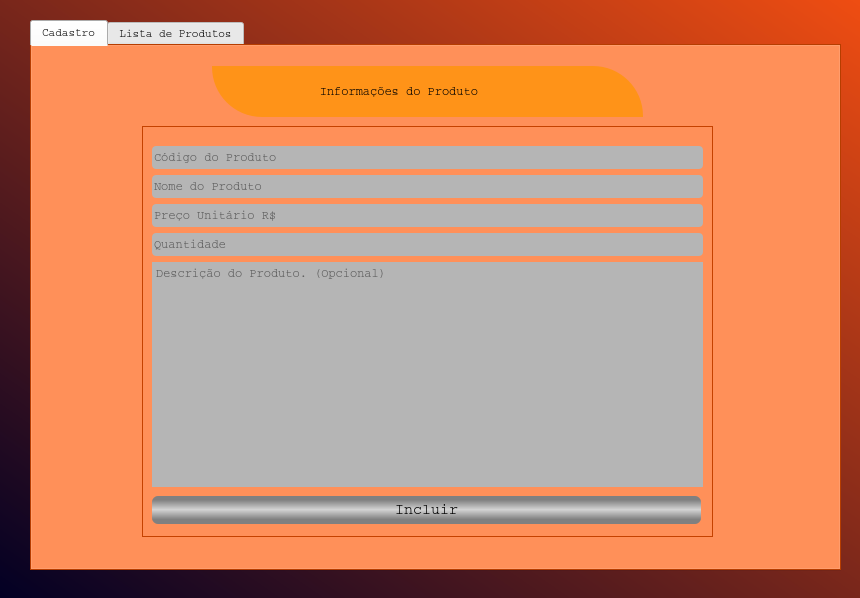
First picture: the form in AdicionarProdutos.ui, repository ElielLucas/IventoryControl, before the edit.
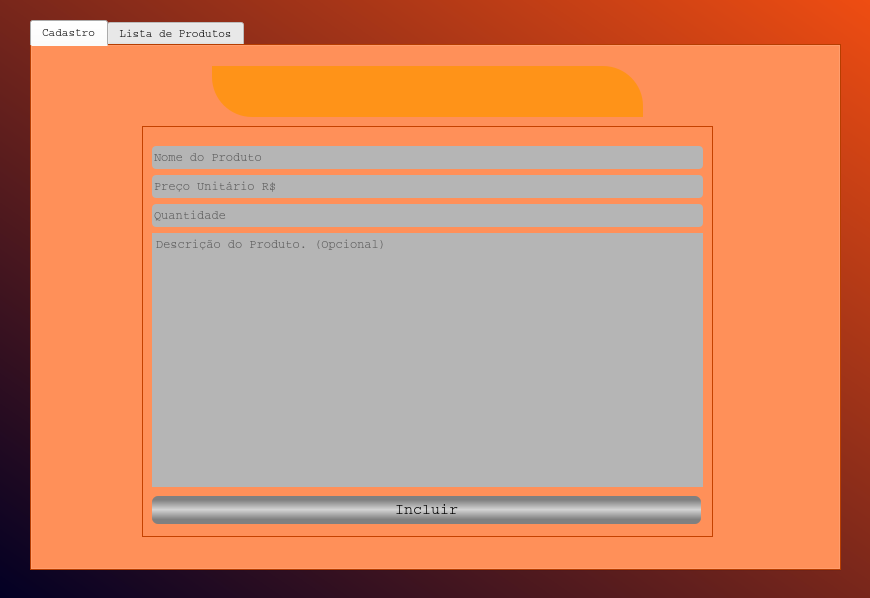
Second picture: the form after the edit. The open tabs and pages were chosen to show the change. Icons and pictures are not drawn.

```diff
--- a/AdicionarProdutos.ui
+++ b/AdicionarProdutos.ui
@@ -9,13 +9,13 @@
    <rect>
     <x>0</x>
     <y>0</y>
-    <width>860</width>
+    <width>870</width>
     <height>598</height>
    </rect>
   </property>
   <property name="maximumSize">
    <size>
-    <width>860</width>
+    <width>870</width>
     <height>598</height>
    </size>
   </property>
@@ -657,6 +657,12 @@
      <height>551</height>
     </rect>
    </property>
+   <property name="maximumSize">
+    <size>
+     <width>811</width>
+     <height>551</height>
+    </size>
+   </property>
    <property name="palette">
     <palette>
      <active>
@@ -1646,464 +1652,6 @@
         <layout class="QVBoxLayout" name="verticalLayout_5">
          <item>
           <layout class="QVBoxLayout" name="verticalLayout_2">
-           <item>
-            <layout class="QHBoxLayout" name="horizontalLayout_5">
-             <item>
-              <widget class="QLineEdit" name="txtCodigoIncluir">
-               <property name="palette">
-                <palette>
-                 <active>
-                  <colorrole role="WindowText">
-                   <brush brushstyle="SolidPattern">
-                    <color alpha="255">
-                     <red>0</red>
-                     <green>0</green>
-                     <blue>0</blue>
-                    </color>
-                   </brush>
-                  </colorrole>
-                  <colorrole role="Button">
-                   <brush brushstyle="SolidPattern">
-                    <color alpha="255">
-                     <red>181</red>
-                     <green>181</green>
-                     <blue>181</blue>
-                    </color>
-                   </brush>
-                  </colorrole>
-                  <colorrole role="Light">
-                   <brush brushstyle="SolidPattern">
-                    <color alpha="255">
-                     <red>255</red>
-                     <green>255</green>
-                     <blue>255</blue>
-                    </color>
-                   </brush>
-                  </colorrole>
-                  <colorrole role="Midlight">
-                   <brush brushstyle="SolidPattern">
-                    <color alpha="255">
-                     <red>255</red>
-                     <green>255</green>
-                     <blue>255</blue>
-                    </color>
-                   </brush>
-                  </colorrole>
-                  <colorrole role="Dark">
-                   <brush brushstyle="SolidPattern">
-                    <color alpha="255">
-                     <red>127</red>
-                     <green>127</green>
-                     <blue>127</blue>
-                    </color>
-                   </brush>
-                  </colorrole>
-                  <colorrole role="Mid">
-                   <brush brushstyle="SolidPattern">
-                    <color alpha="255">
-                     <red>170</red>
-                     <green>170</green>
-                     <blue>170</blue>
-                    </color>
-                   </brush>
-                  </colorrole>
-                  <colorrole role="Text">
-                   <brush brushstyle="SolidPattern">
-                    <color alpha="255">
-                     <red>0</red>
-                     <green>0</green>
-                     <blue>0</blue>
-                    </color>
-                   </brush>
-                  </colorrole>
-                  <colorrole role="BrightText">
-                   <brush brushstyle="SolidPattern">
-                    <color alpha="255">
-                     <red>255</red>
-                     <green>255</green>
-                     <blue>255</blue>
-                    </color>
-                   </brush>
-                  </colorrole>
-                  <colorrole role="ButtonText">
-                   <brush brushstyle="SolidPattern">
-                    <color alpha="255">
-                     <red>0</red>
-                     <green>0</green>
-                     <blue>0</blue>
-                    </color>
-                   </brush>
-                  </colorrole>
-                  <colorrole role="Base">
-                   <brush brushstyle="SolidPattern">
-                    <color alpha="255">
-                     <red>181</red>
-                     <green>181</green>
-                     <blue>181</blue>
-                    </color>
-                   </brush>
-                  </colorrole>
-                  <colorrole role="Window">
-                   <brush brushstyle="SolidPattern">
-                    <color alpha="255">
-                     <red>181</red>
-                     <green>181</green>
-                     <blue>181</blue>
-                    </color>
-                   </brush>
-                  </colorrole>
-                  <colorrole role="Shadow">
-                   <brush brushstyle="SolidPattern">
-                    <color alpha="255">
-                     <red>0</red>
-                     <green>0</green>
-                     <blue>0</blue>
-                    </color>
-                   </brush>
-                  </colorrole>
-                  <colorrole role="AlternateBase">
-                   <brush brushstyle="SolidPattern">
-                    <color alpha="255">
-                     <red>255</red>
-                     <green>255</green>
-                     <blue>255</blue>
-                    </color>
-                   </brush>
-                  </colorrole>
-                  <colorrole role="ToolTipBase">
-                   <brush brushstyle="SolidPattern">
-                    <color alpha="255">
-                     <red>255</red>
-                     <green>255</green>
-                     <blue>220</blue>
-                    </color>
-                   </brush>
-                  </colorrole>
-                  <colorrole role="ToolTipText">
-                   <brush brushstyle="SolidPattern">
-                    <color alpha="255">
-                     <red>0</red>
-                     <green>0</green>
-                     <blue>0</blue>
-                    </color>
-                   </brush>
-                  </colorrole>
-                  <colorrole role="PlaceholderText">
-                   <brush brushstyle="SolidPattern">
-                    <color alpha="128">
-                     <red>0</red>
-                     <green>0</green>
-                     <blue>0</blue>
-                    </color>
-                   </brush>
-                  </colorrole>
-                 </active>
-                 <inactive>
-                  <colorrole role="WindowText">
-                   <brush brushstyle="SolidPattern">
-                    <color alpha="255">
-                     <red>0</red>
-                     <green>0</green>
-                     <blue>0</blue>
-                    </color>
-                   </brush>
-                  </colorrole>
-                  <colorrole role="Button">
-                   <brush brushstyle="SolidPattern">
-                    <color alpha="255">
-                     <red>181</red>
-                     <green>181</green>
-                     <blue>181</blue>
-                    </color>
-                   </brush>
-                  </colorrole>
-                  <colorrole role="Light">
-                   <brush brushstyle="SolidPattern">
-                    <color alpha="255">
-                     <red>255</red>
-                     <green>255</green>
-                     <blue>255</blue>
-                    </color>
-                   </brush>
-                  </colorrole>
-                  <colorrole role="Midlight">
-                   <brush brushstyle="SolidPattern">
-                    <color alpha="255">
-                     <red>255</red>
-                     <green>255</green>
-                     <blue>255</blue>
-                    </color>
-                   </brush>
-                  </colorrole>
-                  <colorrole role="Dark">
-                   <brush brushstyle="SolidPattern">
-                    <color alpha="255">
-                     <red>127</red>
-                     <green>127</green>
-                     <blue>127</blue>
-                    </color>
-                   </brush>
-                  </colorrole>
-                  <colorrole role="Mid">
-                   <brush brushstyle="SolidPattern">
-                    <color alpha="255">
-                     <red>170</red>
-                     <green>170</green>
-                     <blue>170</blue>
-                    </color>
-                   </brush>
-                  </colorrole>
-                  <colorrole role="Text">
-                   <brush brushstyle="SolidPattern">
-                    <color alpha="255">
-                     <red>0</red>
-                     <green>0</green>
-                     <blue>0</blue>
-                    </color>
-                   </brush>
-                  </colorrole>
-                  <colorrole role="BrightText">
-                   <brush brushstyle="SolidPattern">
-                    <color alpha="255">
-                     <red>255</red>
-                     <green>255</green>
-                     <blue>255</blue>
-                    </color>
-                   </brush>
-                  </colorrole>
-                  <colorrole role="ButtonText">
-                   <brush brushstyle="SolidPattern">
-                    <color alpha="255">
-                     <red>0</red>
-                     <green>0</green>
-                     <blue>0</blue>
-                    </color>
-                   </brush>
-                  </colorrole>
-                  <colorrole role="Base">
-                   <brush brushstyle="SolidPattern">
-                    <color alpha="255">
-                     <red>181</red>
-                     <green>181</green>
-                     <blue>181</blue>
-                    </color>
-                   </brush>
-                  </colorrole>
-                  <colorrole role="Window">
-                   <brush brushstyle="SolidPattern">
-                    <color alpha="255">
-                     <red>181</red>
-                     <green>181</green>
-                     <blue>181</blue>
-                    </color>
-                   </brush>
-                  </colorrole>
-                  <colorrole role="Shadow">
-                   <brush brushstyle="SolidPattern">
-                    <color alpha="255">
-                     <red>0</red>
-                     <green>0</green>
-                     <blue>0</blue>
-                    </color>
-                   </brush>
-                  </colorrole>
-                  <colorrole role="AlternateBase">
-                   <brush brushstyle="SolidPattern">
-                    <color alpha="255">
-                     <red>255</red>
-                     <green>255</green>
-                     <blue>255</blue>
-                    </color>
-                   </brush>
-                  </colorrole>
-                  <colorrole role="ToolTipBase">
-                   <brush brushstyle="SolidPattern">
-                    <color alpha="255">
-                     <red>255</red>
-                     <green>255</green>
-                     <blue>220</blue>
-                    </color>
-                   </brush>
-                  </colorrole>
-                  <colorrole role="ToolTipText">
-                   <brush brushstyle="SolidPattern">
-                    <color alpha="255">
-                     <red>0</red>
-                     <green>0</green>
-                     <blue>0</blue>
-                    </color>
-                   </brush>
-                  </colorrole>
-                  <colorrole role="PlaceholderText">
-                   <brush brushstyle="SolidPattern">
-                    <color alpha="128">
-                     <red>0</red>
-                     <green>0</green>
-                     <blue>0</blue>
-                    </color>
-                   </brush>
-                  </colorrole>
-                 </inactive>
-                 <disabled>
-                  <colorrole role="WindowText">
-                   <brush brushstyle="SolidPattern">
-                    <color alpha="255">
-                     <red>127</red>
-                     <green>127</green>
-                     <blue>127</blue>
-                    </color>
-                   </brush>
-                  </colorrole>
-                  <colorrole role="Button">
-                   <brush brushstyle="SolidPattern">
-                    <color alpha="255">
-                     <red>181</red>
-                     <green>181</green>
-                     <blue>181</blue>
-                    </color>
-                   </brush>
-                  </colorrole>
-                  <colorrole role="Light">
-                   <brush brushstyle="SolidPattern">
-                    <color alpha="255">
-                     <red>255</red>
-                     <green>255</green>
-                     <blue>255</blue>
-                    </color>
-                   </brush>
-                  </colorrole>
-                  <colorrole role="Midlight">
-                   <brush brushstyle="SolidPattern">
-                    <color alpha="255">
-                     <red>255</red>
-                     <green>255</green>
-                     <blue>255</blue>
-                    </color>
-                   </brush>
-                  </colorrole>
-                  <colorrole role="Dark">
-                   <brush brushstyle="SolidPattern">
-                    <color alpha="255">
-                     <red>127</red>
-                     <green>127</green>
-                     <blue>127</blue>
-                    </color>
-                   </brush>
-                  </colorrole>
-                  <colorrole role="Mid">
-                   <brush brushstyle="SolidPattern">
-                    <color alpha="255">
-                     <red>170</red>
-                     <green>170</green>
-                     <blue>170</blue>
-                    </color>
-                   </brush>
-                  </colorrole>
-                  <colorrole role="Text">
-                   <brush brushstyle="SolidPattern">
-                    <color alpha="255">
-                     <red>127</red>
-                     <green>127</green>
-                     <blue>127</blue>
-                    </color>
-                   </brush>
-                  </colorrole>
-                  <colorrole role="BrightText">
-                   <brush brushstyle="SolidPattern">
-                    <color alpha="255">
-                     <red>255</red>
-                     <green>255</green>
-                     <blue>255</blue>
-                    </color>
-                   </brush>
-                  </colorrole>
-                  <colorrole role="ButtonText">
-                   <brush brushstyle="SolidPattern">
-                    <color alpha="255">
-                     <red>127</red>
-                     <green>127</green>
-                     <blue>127</blue>
-                    </color>
-                   </brush>
-                  </colorrole>
-                  <colorrole role="Base">
-                   <brush brushstyle="SolidPattern">
-                    <color alpha="255">
-                     <red>181</red>
-                     <green>181</green>
-                     <blue>181</blue>
-                    </color>
-                   </brush>
-                  </colorrole>
-                  <colorrole role="Window">
-                   <brush brushstyle="SolidPattern">
-                    <color alpha="255">
-                     <red>181</red>
-                     <green>181</green>
-                     <blue>181</blue>
-                    </color>
-                   </brush>
-                  </colorrole>
-                  <colorrole role="Shadow">
-                   <brush brushstyle="SolidPattern">
-                    <color alpha="255">
-                     <red>0</red>
-                     <green>0</green>
-                     <blue>0</blue>
-                    </color>
-                   </brush>
-                  </colorrole>
-                  <colorrole role="AlternateBase">
-                   <brush brushstyle="SolidPattern">
-                    <color alpha="255">
-                     <red>255</red>
-                     <green>255</green>
-                     <blue>255</blue>
-                    </color>
-                   </brush>
-                  </colorrole>
-                  <colorrole role="ToolTipBase">
-                   <brush brushstyle="SolidPattern">
-                    <color alpha="255">
-                     <red>255</red>
-                     <green>255</green>
-                     <blue>220</blue>
-                    </color>
-                   </brush>
-                  </colorrole>
-                  <colorrole role="ToolTipText">
-                   <brush brushstyle="SolidPattern">
-                    <color alpha="255">
-                     <red>0</red>
-                     <green>0</green>
-                     <blue>0</blue>
-                    </color>
-                   </brush>
-                  </colorrole>
-                  <colorrole role="PlaceholderText">
-                   <brush brushstyle="SolidPattern">
-                    <color alpha="128">
-                     <red>0</red>
-                     <green>0</green>
-                     <blue>0</blue>
-                    </color>
-                   </brush>
-                  </colorrole>
-                 </disabled>
-                </palette>
-               </property>
-               <property name="font">
-                <font>
-                 <family>Courier</family>
-                </font>
-               </property>
-               <property name="placeholderText">
-                <string>Código do Produto</string>
-               </property>
-              </widget>
-             </item>
-            </layout>
-           </item>
            <item>
             <layout class="QHBoxLayout" name="horizontalLayout_6">
              <item>
@@ -2465,13 +2013,19 @@
      <property name="styleSheet">
       <string notr="true">QLabel{
 	background:#ff9318;
-	border-top-right-radius:50px;
-	border-bottom-left-radius:50px;
+	border-top-right-radius:40px;
+	border-bottom-left-radius:40px;
 	font-family: Courier;
 }</string>
      </property>
      <property name="text">
-      <string>               Informações do Produto</string>
+      <string/>
+     </property>
+     <property name="pixmap">
+      <pixmap resource="Arquivo_De_Recursos.qrc">:/imgs/images/infProduto.png</pixmap>
+     </property>
+     <property name="scaledContents">
+      <bool>true</bool>
      </property>
     </widget>
    </widget>
```
Left out of the diff: 136 changed lines with no effect on the pictures.
